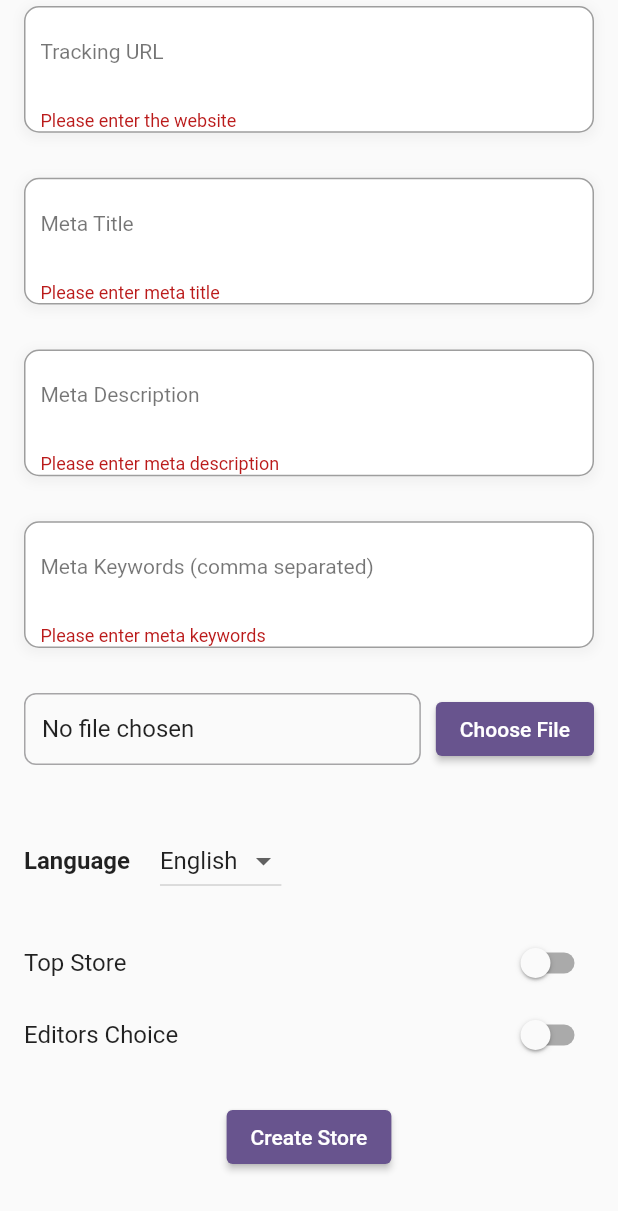
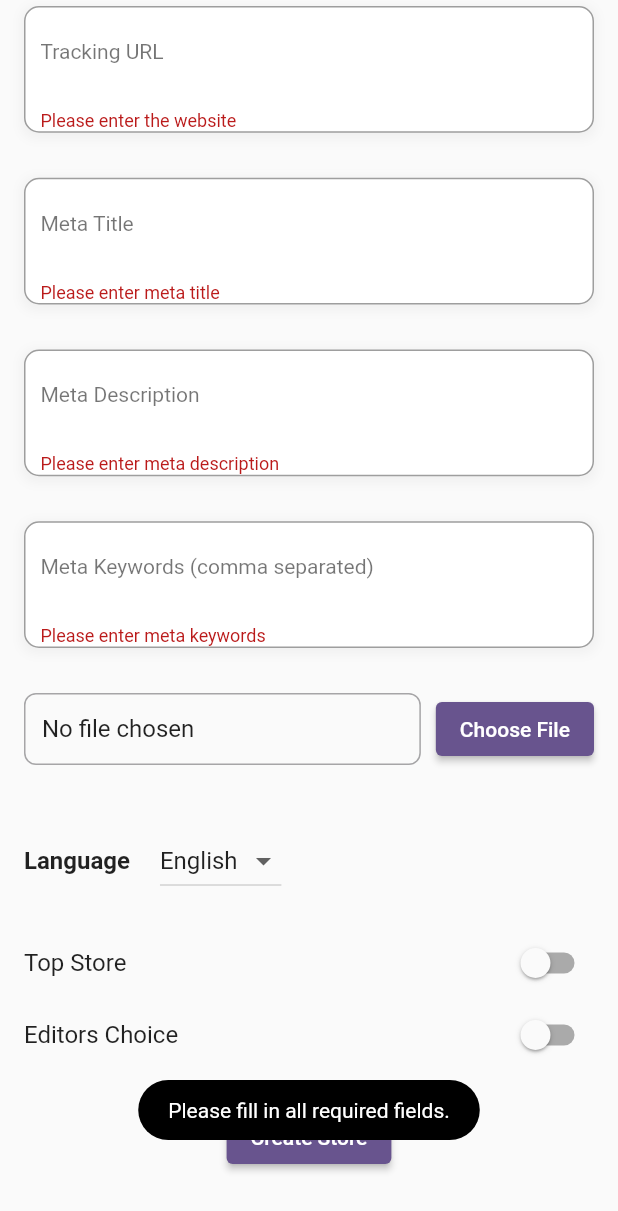
Before and after one commit to talha925/coupon-admin-panel, a Flutter app: the screen it shows after launch, scrolled down 576 dp, after a tap on "Create Store", on a phone screen of 412 x 824 dp. Shown: the top 1211 px of the screen. Run offline on Flutter 3.47's test engine with Material 3 defaults, Android fonts, the phone set to English and light mode, and no system bars; our stand-ins replace dropdown_search, fluttertoast; missing offline and left inert: dart:html; network calls fail.

```diff
--- a/lib/model/store_model.dart
+++ b/lib/model/store_model.dart
@@ -1,361 +1,13 @@
-// // To parse this JSON data, do
-// //
-// //     final storeModel = storeModelFromJson(jsonString);
-
-// import 'dart:convert';
-
-// StoreModel storeModelFromJson(String str) =>
-//     StoreModel.fromJson(json.decode(str));
-
-// String storeModelToJson(StoreModel data) => json.encode(data.toJson());
-
-// class StoreModel {
-//   String status;
-//   List<Data> data;
-
-//   StoreModel({
-//     required this.status,
-//     required this.data,
-//   });
-
-//   factory StoreModel.fromJson(Map<String, dynamic> json) => StoreModel(
-//         status: json["status"],
-//         data: List<Data>.from(json["data"].map((x) => Data.fromJson(x))),
-//       );
-
-//   Map<String, dynamic> toJson() => {
-//         "status": status,
-//         "data": List<dynamic>.from(data.map((x) => x.toJson())),
-//       };
-// }
-
-// class Data {
-//   String slug;
-//   String id;
-//   String name;
-//   String website;
-//   String shortDescription;
-//   String longDescription;
-//   String image;
-//   String imageAlt; // Ensure alt text is included
-//   Seo seo;
-//   List<dynamic> categories;
-//   List<Coupon> coupons;
-//   String language;
-//   bool topStore;
-//   bool editorsChoice;
-//   DateTime createdAt;
-//   DateTime updatedAt;
-//   int v;
-
-//   Data({
-//     required this.slug,
-//     required this.id,
-//     required this.name,
-//     required this.website,
-//     required this.shortDescription,
-//     required this.longDescription,
-//     required this.image,
-//     required this.imageAlt,
-//     required this.seo,
-//     required this.categories,
-//     required this.coupons,
-//     required this.language,
-//     required this.topStore,
-//     required this.editorsChoice,
-//     required this.createdAt,
-//     required this.updatedAt,
-//     required this.v,
-//   });
-
-//   factory Data.fromJson(Map<String, dynamic> json) => Data(
-//         id: json["_id"],
-//         name: json["name"],
-//         website: json["website"],
-//         shortDescription: json["short_description"],
-//         longDescription: json["long_description"],
-//         image: json["image"]["url"], // Ensure URL is nested
-//         imageAlt: json["image"]["alt"] ?? "Default Alt Text", // Provide default
-//         seo: Seo.fromJson(json["seo"]),
-//         categories: List<dynamic>.from(json["categories"].map((x) => x)),
-//         coupons: json["coupons"] == null
-//             ? []
-//             : List<Coupon>.from(json["coupons"].map((x) => Coupon.fromJson(x))),
-//         language: json["language"],
-//         topStore: json["top_store"] ?? false,
-//         editorsChoice: json["editors_choice"] ?? false,
-//         createdAt: DateTime.parse(json["createdAt"]),
-//         updatedAt: DateTime.parse(json["updatedAt"]),
-//         slug: json["slug"],
-//         v: json["__v"],
-//       );
-
-//   Map<String, dynamic> toJson() => {
-//         "_id": id,
-//         "name": name,
-//         "website": website,
-//         "short_description": shortDescription,
-//         "long_description": longDescription,
-//         "image": {
-//           "url": image,
-//           "alt": imageAlt, // Serialize alt text properly
-//         },
-//         "seo": seo.toJson(),
-//         "categories": List<dynamic>.from(categories.map((x) => x)),
-//         "coupons": List<dynamic>.from(coupons.map((x) => x.toJson())),
-//         "language": language,
-//         "top_store": topStore,
-//         "editors_choice": editorsChoice,
-//         "createdAt": createdAt.toIso8601String(),
-//         "updatedAt": updatedAt.toIso8601String(),
-//         "slug": slug,
-//         "__v": v,
-//       };
-// }
-
-// class Coupon {
-//   String id;
-//   String code;
-//   String description;
-//   int discount;
-//   DateTime expirationDate;
-//   String affiliateLink;
-
-//   Coupon({
-//     required this.id,
-//     required this.code,
-//     required this.description,
-//     required this.discount,
-//     required this.expirationDate,
-//     required this.affiliateLink,
-//   });
-
-//   factory Coupon.fromJson(Map<String, dynamic> json) => Coupon(
-//         id: json["_id"],
-//         code: json["code"],
-//         description: json["description"],
-//         discount: json["discount"],
-//         expirationDate: DateTime.parse(json["expirationDate"]),
-//         affiliateLink: json["affiliateLink"],
-//       );
-
-//   Map<String, dynamic> toJson() => {
-//         "_id": id,
-//         "code": code,
-//         "description": description,
-//         "discount": discount,
-//         "expirationDate": expirationDate.toIso8601String(),
-//         "affiliateLink": affiliateLink,
-//       };
-// }
-
-// class Seo {
-//   String metaTitle;
-//   String metaDescription;
-//   String metaKeywords;
-
-//   Seo({
-//     required this.metaTitle,
-//     required this.metaDescription,
-//     required this.metaKeywords,
-//   });
-
-//   factory Seo.fromJson(Map<String, dynamic> json) => Seo(
-//         metaTitle: json["meta_title"],
-//         metaDescription: json["meta_description"],
-//         metaKeywords: json["meta_keywords"],
-//       );
-
-//   Map<String, dynamic> toJson() => {
-//         "meta_title": metaTitle,
-//         "meta_description": metaDescription,
-//         "meta_keywords": metaKeywords,
-//       };
-// }
-// To parse this JSON data, do
-//
-//     final storeModel = storeModelFromJson(jsonString);
-
-// import 'dart:convert';
-
-// StoreModel storeModelFromJson(String str) =>
-//     StoreModel.fromJson(json.decode(str));
-
-// String storeModelToJson(StoreModel data) => json.encode(data.toJson());
-
-// class StoreModel {
-//   String status;
-//   List<Data> data;
-
-//   StoreModel({
-//     required this.status,
-//     required this.data,
-//   });
-
-//   factory StoreModel.fromJson(Map<String, dynamic> json) => StoreModel(
-//         status: json["status"],
-//         data: List<Data>.from(json["data"].map((x) => Data.fromJson(x))),
-//       );
-
-//   Map<String, dynamic> toJson() => {
-//         "status": status,
-//         "data": List<dynamic>.from(data.map((x) => x.toJson())),
-//       };
-// }
-
-// class Data {
-//   String slug;
-//   String id;
-//   String name;
-//   String website;
-//   String shortDescription;
-//   String longDescription;
-//   String image;
-//   Seo seo;
-//   List<dynamic> categories;
-//   List<Coupon> coupons;
-//   String language;
-//   bool topStore;
-//   bool editorsChoice;
-//   DateTime createdAt;
-//   DateTime updatedAt;
-//   int v;
-
-//   Data({
-//     required this.slug,
-//     required this.id,
-//     required this.name,
-//     required this.website,
-//     required this.shortDescription,
-//     required this.longDescription,
-//     required this.image,
-//     required this.seo,
-//     required this.categories,
-//     required this.coupons,
-//     required this.language,
-//     required this.topStore,
-//     required this.editorsChoice,
-//     required this.createdAt,
-//     required this.updatedAt,
-//     required this.v,
-//   });
-
-//   factory Data.fromJson(Map<String, dynamic> json) => Data(
-//         id: json["_id"],
-//         name: json["name"],
-//         website: json["website"],
-//         shortDescription: json["short_description"],
-//         longDescription: json["long_description"],
-//         image: json["image"],
-//         seo: Seo.fromJson(json["seo"]),
-//         categories: List<dynamic>.from(json["categories"].map((x) => x)),
-//         coupons: json["coupons"] == null
-//             ? []
-//             : List<Coupon>.from(json["coupons"].map((x) => Coupon.fromJson(x))),
-//         language: json["language"],
-//         topStore: json["top_store"] ?? false, // Default to false if null
-//         editorsChoice:
-//             json["editors_choice"] ?? false, // Default to false if null
-//         createdAt: DateTime.parse(json["createdAt"]),
-//         updatedAt: DateTime.parse(json["updatedAt"]),
-//         slug: json["slug"],
-//         v: json["__v"],
-//       );
-
-//   Map<String, dynamic> toJson() => {
-//         "_id": id,
-//         "name": name,
-//         "website": website,
-//         "short_description": shortDescription,
-//         "long_description": longDescription,
-//         "image": image,
-//         "seo": seo.toJson(),
-//         "categories": List<dynamic>.from(categories.map((x) => x)),
-//         "coupons": List<dynamic>.from(coupons.map((x) => x.toJson())),
-//         "language": language,
-//         "top_store": topStore,
-//         "editors_choice": editorsChoice,
-//         "createdAt": createdAt.toIso8601String(),
-//         "updatedAt": updatedAt.toIso8601String(),
-//         "slug": slug,
-//         "__v": v,
-//       };
-// }
-
-// class Coupon {
-//   String id;
-//   String code;
-//   String description;
-//   int discount;
-//   DateTime expirationDate;
-//   String affiliateLink;
-
-//   Coupon({
-//     required this.id,
-//     required this.code,
-//     required this.description,
-//     required this.discount,
-//     required this.expirationDate,
-//     required this.affiliateLink,
-//   });
-
-//   factory Coupon.fromJson(Map<String, dynamic> json) => Coupon(
-//         id: json["_id"],
-//         code: json["code"],
-//         description: json["description"],
-//         discount: json["discount"],
-//         expirationDate: DateTime.parse(json["expirationDate"]),
-//         affiliateLink: json["affiliateLink"],
-//       );
-
-//   Map<String, dynamic> toJson() => {
-//         "_id": id,
-//         "code": code,
-//         "description": description,
-//         "discount": discount,
-//         "expirationDate": expirationDate.toIso8601String(),
-//         "affiliateLink": affiliateLink,
-//       };
-// }
-
-// class Seo {
-//   String metaTitle;
-//   String metaDescription;
-//   String metaKeywords;
-
-//   Seo({
-//     required this.metaTitle,
-//     required this.metaDescription,
-//     required this.metaKeywords,
-//   });
-
-//   factory Seo.fromJson(Map<String, dynamic> json) => Seo(
-//         metaTitle: json["meta_title"],
-//         metaDescription: json["meta_description"],
-//         metaKeywords: json["meta_keywords"],
-//       );
-
-//   Map<String, dynamic> toJson() => {
-//         "meta_title": metaTitle,
-//         "meta_description": metaDescription,
-//         "meta_keywords": metaKeywords,
-//       };
-// }
-
-// To parse this JSON data, do
 //
 //     final storeModel = storeModelFromJson(jsonString);
 
 import 'dart:convert';
 
-// Decode JSON to StoreModel
 StoreModel storeModelFromJson(String str) =>
     StoreModel.fromJson(json.decode(str));
 
-// Encode StoreModel to JSON
 String storeModelToJson(StoreModel data) => json.encode(data.toJson());
 
-// StoreModel Class
 class StoreModel {
   String status;
   Data data;
@@ -376,13 +28,13 @@ class StoreModel {
       };
 }
 
-// Data Class
 class Data {
   String name;
-  String website;
+  String directUrl;
+  String trackingUrl;
   String shortDescription;
   String longDescription;
-  StoreImage image; // Renamed to StoreImage
+  StoreImage image; // ✅ Fix: Replaced `Image` with `StoreImage`
   List<String> categories;
   Seo seo;
   String language;
@@ -394,7 +46,8 @@ class Data {
 
   Data({
     required this.name,
-    required this.website,
+    required this.directUrl,
+    required this.trackingUrl,
     required this.shortDescription,
     required this.longDescription,
     required this.image,
@@ -410,10 +63,11 @@ class Data {
 
   factory Data.fromJson(Map<String, dynamic> json) => Data(
         name: json["name"],
-        website: json["website"],
+        directUrl: json["directUrl"],
+        trackingUrl: json["trackingUrl"],
         shortDescription: json["short_description"],
         longDescription: json["long_description"],
-        image: StoreImage.fromJson(json["image"]), // Updated reference
+        image: StoreImage.fromJson(json["image"]),
         categories: List<String>.from(json["categories"].map((x) => x)),
         seo: Seo.fromJson(json["seo"]),
         language: json["language"],
@@ -426,10 +80,11 @@ class Data {
 
   Map<String, dynamic> toJson() => {
         "name": name,
-        "website": website,
+        "directUrl": directUrl,
+        "trackingUrl": trackingUrl,
         "short_description": shortDescription,
         "long_description": longDescription,
-        "image": image.toJson(), // Updated reference
+        "image": image.toJson(),
         "categories": List<dynamic>.from(categories.map((x) => x)),
         "seo": seo.toJson(),
         "language": language,
@@ -441,7 +96,7 @@ class Data {
       };
 }
 
-// StoreImage Class (Previously Image)
+// ✅ Fixed `StoreImage` class name conflict
 class StoreImage {
   String url;
   String alt;
@@ -462,7 +117,6 @@ class StoreImage {
       };
 }
 
-// Seo Class
 class Seo {
   String metaTitle;
   String metaDescription;
--- a/lib/res/components/custom_textfild_component.dart
+++ b/lib/res/components/custom_textfild_component.dart
@@ -40,7 +40,7 @@ class CustomTextFormField extends StatelessWidget {
             color: Colors.grey.withOpacity(0.1),
             spreadRadius: 2,
             blurRadius: 5,
-            offset: Offset(0, 2), // Shadow position
+            offset: const Offset(0, 2), // Shadow position
           ),
         ],
       ),
--- a/lib/utils/form_util.dart
+++ b/lib/utils/form_util.dart
@@ -11,7 +11,7 @@ class FormUtils {
   }
 
   static String? validateWebsite(String? value) {
-    final urlPattern =
+    const urlPattern =
         r'^(https?:\/\/)?(www\.)?([\da-z.-]+)\.([a-z.]{2,6})([\/\w .-]*)*\/?$';
     final regex = RegExp(urlPattern);
 
--- a/lib/view/store/widget/storeForm/widget/store_form_button.dart
+++ b/lib/view/store/widget/storeForm/widget/store_form_button.dart
@@ -21,7 +21,10 @@ class StoreFormButton extends StatelessWidget {
   final bool editorsChoice;
   final String language;
 
-  const StoreFormButton({
+  // ✅ Using ValueNotifier to track submitting state
+  final ValueNotifier<bool> isSubmitting = ValueNotifier(false);
+
+  StoreFormButton({
     super.key,
     required this.formKey,
     required this.nameController,
@@ -40,44 +43,66 @@ class StoreFormButton extends StatelessWidget {
 
   @override
   Widget build(BuildContext context) {
-    return Consumer<StoreViewModel>(
-      builder: (context, storeViewModel, child) {
-        return storeViewModel.isSubmitting
+    return ValueListenableBuilder<bool>(
+      valueListenable: isSubmitting,
+      builder: (context, submitting, child) {
+        return submitting
             ? const CircularProgressIndicator()
             : ElevatedButton(
                 onPressed: () async {
-                  if (formKey.currentState!.validate()) {
+                  await _submitStore(context);
+                },
+                child: const Text('Create Store'),
+              );
+      },
+    );
+  }
+
+  Future<void> _submitStore(BuildContext context) async {
+    if (!formKey.currentState!.validate()) {
+      Utils.toastMessage('Please fill in all required fields.');
+      return;
+    }
+
+    isSubmitting.value = true; // Start loading state
+
     final imagePickerViewModel =
-                        Provider.of<ImagePickerViewModel>(context,
-                            listen: false);
+        Provider.of<ImagePickerViewModel>(context, listen: false);
 
     String? uploadedImageUrl;
     try {
       if (imagePickerViewModel.selectedImageBytes != null) {
-                        uploadedImageUrl =
-                            await imagePickerViewModel.uploadImageToS3();
+        uploadedImageUrl = await imagePickerViewModel.uploadImageToS3();
       }
     } catch (e) {
-                      Utils.toastMessage('Error uploading image: $e');
+      debugPrint('Error uploading image: $e');
+      Utils.toastMessage('Error uploading image. Please try again.');
+      isSubmitting.value = false;
+      return;
+    }
+
+    if (!_validateFields(uploadedImageUrl)) {
+      Utils.toastMessage('Please fill in all required fields correctly.');
+      isSubmitting.value = false;
       return;
     }
 
     final store = Data(
       id: '',
       name: nameController.text.trim(),
-                      website: directUrlController.text.trim(),
+      directUrl: directUrlController.text.trim(),
+      trackingUrl: trackingUrlController.text.trim(),
       image: StoreImage(
         url: uploadedImageUrl ?? '',
-                        alt: imagePickerViewModel.selectedImageAlt?.trim() ??
-                            'Default Alt Text',
+        alt:
+            imagePickerViewModel.selectedImageAlt?.trim() ?? 'Default Alt Text',
       ),
       seo: Seo(
         metaTitle: metaTitleController.text.trim(),
         metaDescription: metaDescriptionController.text.trim(),
         metaKeywords: metaKeywordsController.text.trim(),
       ),
-                      categories:
-                          selectedCategory != null ? [selectedCategory!] : [],
+      categories: selectedCategory != null ? [selectedCategory!] : [],
       language: language,
       createdAt: DateTime.now(),
       updatedAt: DateTime.now(),
@@ -87,19 +112,45 @@ class StoreFormButton extends StatelessWidget {
       slug: nameController.text.trim(),
     );
 
-                    print('Creating store with data: ${store.toJson()}');
-
     try {
       await Provider.of<StoreViewModel>(context, listen: false)
           .createStore(store);
+      Utils.toastMessage('Store created successfully!');
+      // ✅ Clear TextFields After Successful Submission
+      _clearFormFields();
+
+      // ✅ Also Clear Selected Image in Image Picker
+      imagePickerViewModel.clearImage();
     } catch (e) {
-                      Utils.toastMessage('Error creating store: $e');
+      debugPrint('Error creating store: $e');
+      Utils.toastMessage('Error creating store. Please try again.');
+    } finally {
+      isSubmitting.value = false; // Stop loading state
     }
   }
-                },
-                child: const Text('Create Store'),
-              );
-      },
-    );
+
+  /// ✅ Clears all form input fields after successful submission
+  void _clearFormFields() {
+    nameController.clear();
+    directUrlController.clear();
+    trackingUrlController.clear();
+    metaTitleController.clear();
+    metaDescriptionController.clear();
+    metaKeywordsController.clear();
+    shortDescriptionController.clear();
+    longDescriptionController.clear();
+  }
+
+  /// ✅ SOLID Principle: Separate Concerns - Validation Logic in Its Own Method
+  bool _validateFields(String? uploadedImageUrl) {
+    if (nameController.text.trim().isEmpty) return false;
+    if (directUrlController.text.trim().isEmpty ||
+        !Uri.parse(directUrlController.text.trim()).isAbsolute) return false;
+    if (trackingUrlController.text.trim().isEmpty ||
+        !Uri.parse(trackingUrlController.text.trim()).isAbsolute) return false;
+    if (shortDescriptionController.text.trim().isEmpty) return false;
+    if (longDescriptionController.text.trim().isEmpty) return false;
+    if (uploadedImageUrl == null || uploadedImageUrl.isEmpty) return false;
+    return true;
   }
 }
--- a/lib/view_model/categoryViewModel/category_view_model.dart
+++ b/lib/view_model/categoryViewModel/category_view_model.dart
@@ -2,6 +2,7 @@ import 'package:coupon_admin_panel/data/response/api_response.dart';
 import 'package:coupon_admin_panel/model/category_model.dart';
 import 'package:coupon_admin_panel/repository/category_repository.dart';
 import 'package:coupon_admin_panel/utils/utils.dart';
+import 'package:flutter/foundation.dart';
 import 'package:flutter/material.dart';
 
 class CategoryViewModel with ChangeNotifier {
@@ -13,7 +14,9 @@ class CategoryViewModel with ChangeNotifier {
   // Fetch categories
   Future<void> fetchCategories() async {
     try {
-      print("Fetching categories...");
+      if (kDebugMode) {
+        print("Fetching categories...");
+      }
       _categoryResponse = ApiResponse.loading();
       notifyListeners();
 
@@ -22,13 +25,17 @@ class CategoryViewModel with ChangeNotifier {
           await _categoryRepository.fetchCategories();
 
       // Log the fetched data
-      print("Categories fetched successfully: ${categories.length}");
+      if (kDebugMode) {
+        print("Categories fetched successfully: ${categories.length}");
+      }
 
       // Update the state with fetched categories
       _categoryResponse = ApiResponse.completed(categories);
     } catch (error) {
       // Log the error
-      print("Error fetching categories: $error");
+      if (kDebugMode) {
+        print("Error fetching categories: $error");
+      }
 
       // Update the state with error
       _categoryResponse = ApiResponse.error(error.toString());
--- a/lib/view_model/services/image_picker_view_model_web.dart
+++ b/lib/view_model/services/image_picker_view_model_web.dart
@@ -63,8 +63,9 @@ class ImagePickerViewModel extends ChangeNotifier {
       if (_selectedImageBytes == null || _selectedImageName == null) {
         throw Exception('No image selected');
       }
+      final uri = Uri.parse('https://coupon-app-backend.vercel.app/api/upload');
 
-      final uri = Uri.parse('http://localhost:5000/api/upload');
+      // final uri = Uri.parse('http://localhost:5000/api/upload');
       var request = http.MultipartRequest('POST', uri);
 
       request.files.add(
```
Also changed, not shown: lib/view/store/widget/store_list_widget/widget/store_list_item.dart (+3 -5 lines), lib/view/store/widget/store_list_widget/widget/update_store_dialog.dart (+17 -18 lines). Lines whose indentation alone changed are shown as unchanged.
